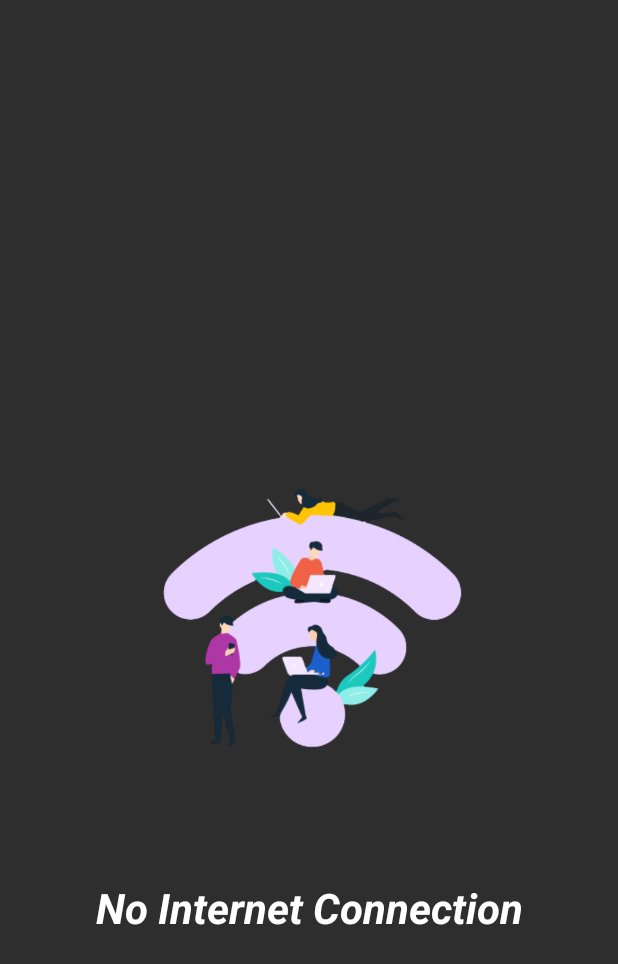
After one commit to UKnow-IKnow/stack-lite, an Android app: the layout no_internet.xml on its own in the app's theme, with its tools: preview values and no code run, on a phone screen of 412 x 824 dp. The commit adds this screen. Shown: the top 964 px of the screen. Run offline under Robolectric (Android 15) with nearby library versions, the light colour scheme and no system bars; network calls fail.

Commit message:
added Network connection Check

```diff
--- a/app/src/main/AndroidManifest.xml
+++ b/app/src/main/AndroidManifest.xml
@@ -2,6 +2,7 @@
 <manifest xmlns:android="http://schemas.android.com/apk/res/android"
     xmlns:tools="http://schemas.android.com/tools">
 
+    <uses-permission android:name="android.permission.ACCESS_NETWORK_STATE" />
     <uses-permission android:name="android.permission.INTERNET"/>
 
     <application
--- /dev/null
+++ b/app/src/main/res/layout/no_internet.xml
@@ -0,0 +1,33 @@
+<?xml version="1.0" encoding="utf-8"?>
+<androidx.constraintlayout.widget.ConstraintLayout xmlns:android="http://schemas.android.com/apk/res/android"
+    xmlns:app="http://schemas.android.com/apk/res-auto"
+    xmlns:tools="http://schemas.android.com/tools"
+    android:layout_width="match_parent"
+    android:layout_height="match_parent"
+    android:background="@color/black_low">
+
+
+    <ImageView
+        android:id="@+id/imageView"
+        android:layout_width="300dp"
+        android:layout_height="300dp"
+        app:layout_constraintBottom_toBottomOf="parent"
+        app:layout_constraintEnd_toEndOf="parent"
+        app:layout_constraintStart_toStartOf="parent"
+        app:layout_constraintTop_toTopOf="parent"
+        app:srcCompat="@drawable/no_internet" />
+
+    <TextView
+        android:id="@+id/textView"
+        android:layout_width="wrap_content"
+        android:layout_height="wrap_content"
+        android:layout_marginTop="24dp"
+        android:text="No Internet Connection"
+        android:textSize="28sp"
+        android:textColor="@color/white"
+        android:textStyle="bold|italic"
+        app:layout_constraintEnd_toEndOf="parent"
+        app:layout_constraintStart_toStartOf="parent"
+        app:layout_constraintTop_toBottomOf="@+id/imageView" />
+
+</androidx.constraintlayout.widget.ConstraintLayout>
```
Also changed, not shown: app/src/main/java/com/example/stackoverflow/broadcast/NetworkError.kt (added, +148 -0 lines), app/src/main/java/com/example/stackoverflow/broadcast/NoInternetActivity.kt (added, +38 -0 lines), app/src/main/java/com/example/stackoverflow/ui/QuestionFragment.kt (+11 -0 lines), app/src/main/res/navigation/nav_graph.xml (+12 -1 lines), app/src/main/res/drawable/no_internet.png (added).
